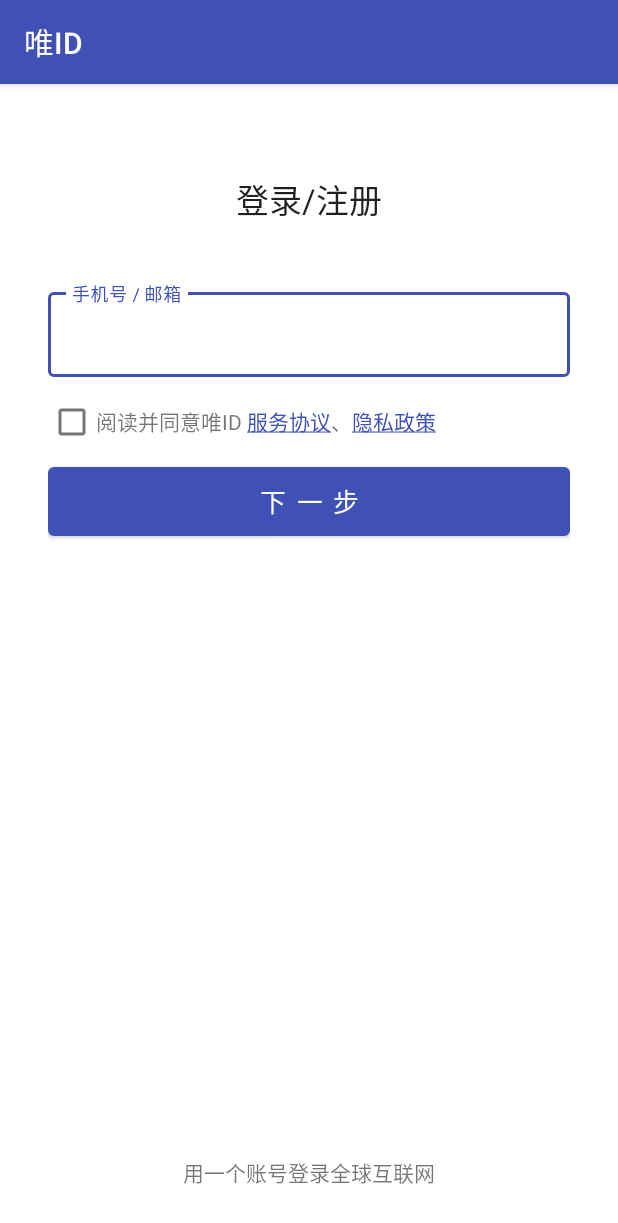
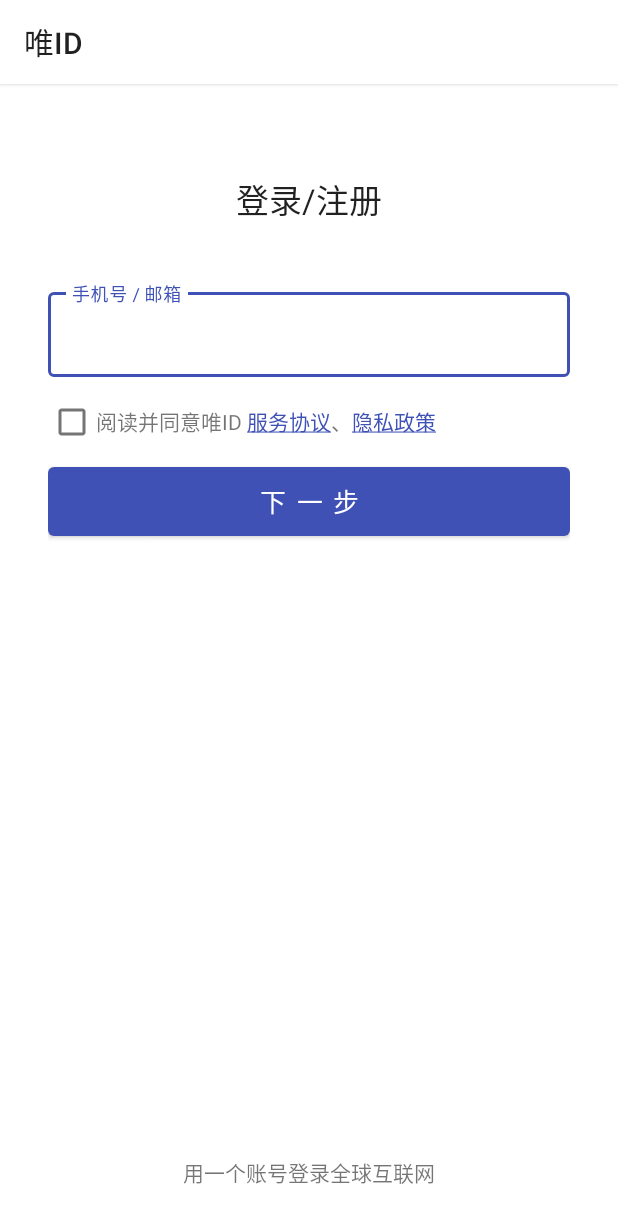
Before and after one commit to onlyid/onlyid-app-android, an Android app: the AccountActivity screen opened directly, with no data from a screen before it, on a phone screen of 412 x 824 dp. Shown: the top 1223 px of the screen. Run offline under Robolectric (Android 15) with nearby library versions, the phone set to English and light mode, and no system bars; network calls fail.

Commit message:
style: 调整action bar的颜色。

```diff
--- a/app/src/main/AndroidManifest.xml
+++ b/app/src/main/AndroidManifest.xml
@@ -119,7 +119,8 @@
             android:name=".MainActivity"
             android:exported="true"
             android:launchMode="singleTask"
-            android:screenOrientation="portrait">
+            android:screenOrientation="portrait"
+            android:theme="@style/MainActivity">
             <intent-filter>
                 <action android:name="android.intent.action.MAIN" />
                 <category android:name="android.intent.category.LAUNCHER" />
--- a/app/src/main/java/net/onlyid/common/BaseActivity.java
+++ b/app/src/main/java/net/onlyid/common/BaseActivity.java
@@ -2,6 +2,7 @@ package net.onlyid.common;
 
 import android.os.Bundle;
 
+import androidx.appcompat.app.ActionBar;
 import androidx.appcompat.app.AppCompatActivity;
 
 import net.onlyid.MyApplication;
@@ -13,7 +14,10 @@ public class BaseActivity extends AppCompatActivity {
     protected void onCreate(Bundle savedInstanceState) {
         super.onCreate(savedInstanceState);
 
-        getSupportActionBar().setDisplayHomeAsUpEnabled(true);
+        ActionBar actionBar = getSupportActionBar();
+        if (actionBar != null) {
+            actionBar.setDisplayHomeAsUpEnabled(true);
+        }
     }
 
     @Override
--- a/app/src/main/res/values/themes.xml
+++ b/app/src/main/res/values/themes.xml
@@ -1,13 +1,28 @@
 <?xml version="1.0" encoding="utf-8"?>
 <resources>
 
-    <style name="AppTheme" parent="Theme.MaterialComponents.Light.DarkActionBar">
+    <style name="BaseAppTheme" parent="Theme.MaterialComponents.Light">
         <item name="colorPrimary">@color/primary</item>
         <item name="colorPrimaryDark">@color/primary</item>
         <item name="colorSecondary">@color/primary</item>
         <item name="colorError">@color/error</item>
         <item name="materialAlertDialogTheme">@style/AlertDialog</item>
         <item name="textInputStyle">@style/TextField</item>
+    </style>
+
+    <style name="AppTheme" parent="BaseAppTheme">
+        <item name="actionBarStyle">@style/ActionBar</item>
+        <item name="android:statusBarColor">#fff</item>
+        <item name="android:windowLightStatusBar">true</item>
+    </style>
+
+    <style name="ActionBar" parent="Widget.MaterialComponents.Light.ActionBar.Solid">
+        <item name="background">@android:color/white</item>
+        <item name="elevation">2dp</item>
+    </style>
+
+    <style name="MainActivity" parent="BaseAppTheme">
+        <item name="actionBarTheme">@style/ThemeOverlay.MaterialComponents.Dark.ActionBar</item>
     </style>
 
     <style name="LoadingDialog" parent="ThemeOverlay.MaterialComponents.Dialog">
```
